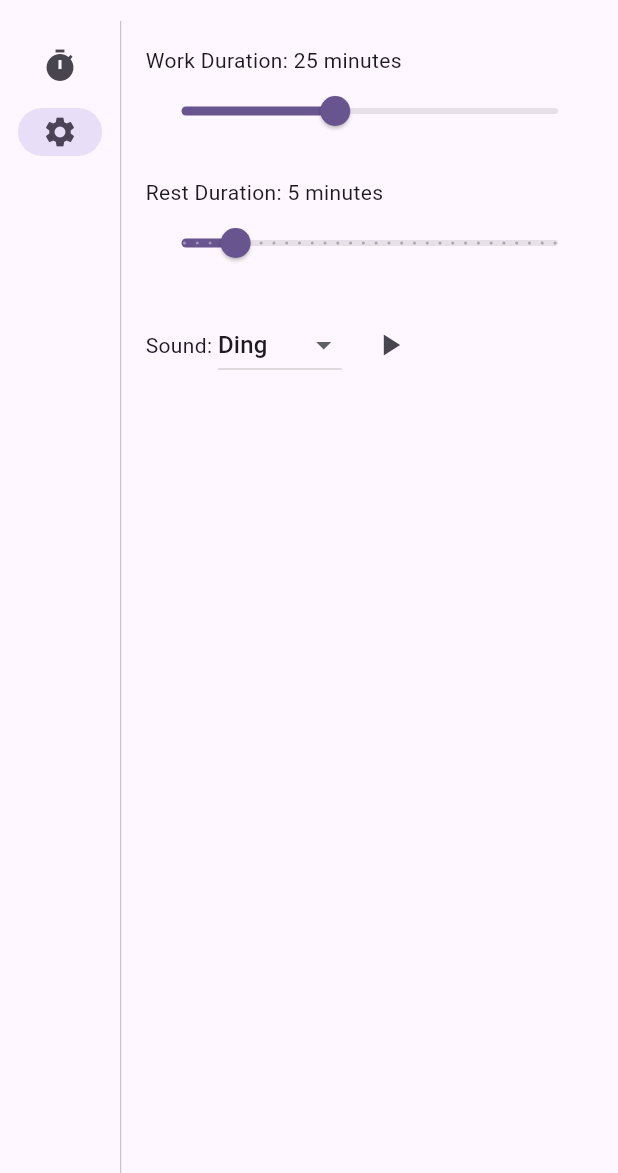
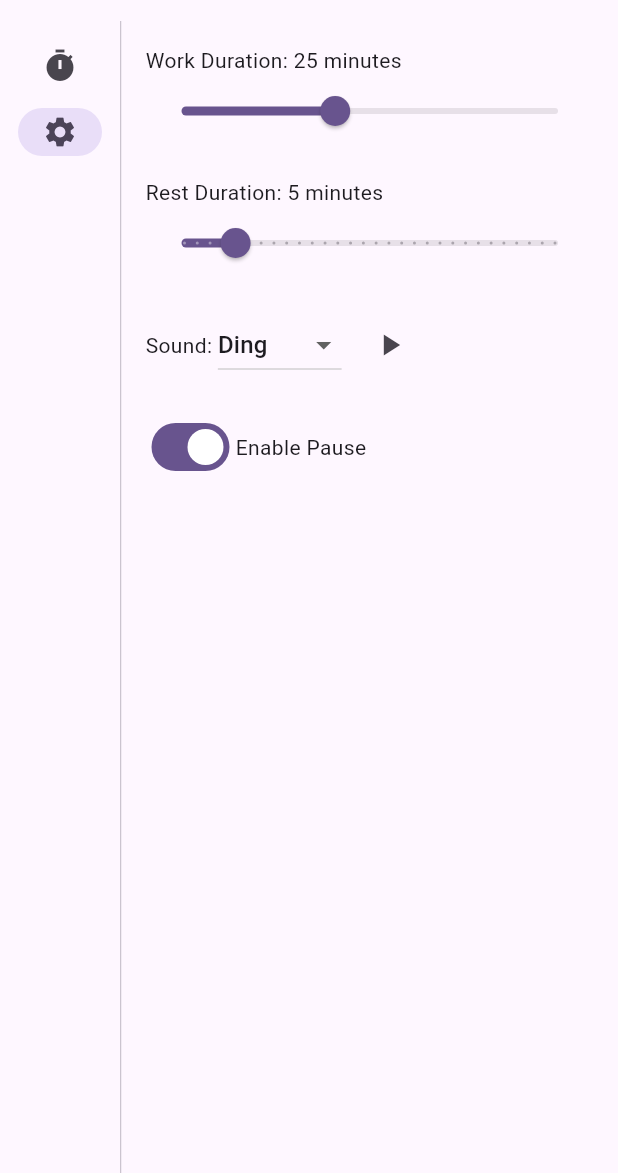
Before and after one commit to kbjorklid/pomodoro_flutter, a Flutter app: the screen it shows after launch, after a tap on "Settings", on a phone screen of 412 x 824 dp, the part 63-1236 px from its top. Run offline on Flutter 3.47's test engine with Material 3 defaults, Android fonts, the phone set to English and light mode, and no system bars; our stand-ins replace audioplayers, flutter_riverpod, freezed_annotation, hive, hive_flutter, logger and 1 more; accounts and stored records are empty.

Commit message:
feat: Add pause/resume functionality with settings toggle

```diff
--- a/lib/settings/domain/settings_repository_port.dart
+++ b/lib/settings/domain/settings_repository_port.dart
@@ -8,6 +8,8 @@ abstract class SettingsRepositoryPort {
   Future<void> setRestDuration(Duration duration);
 
   Future<NotificationSound> getTimerEndSound();
+  Future<void> setTimerEndSound(NotificationSound sound);
 
-  Future<void> setTimerEndSound(NotificationSound sound);
+  Future<bool> isPauseEnabled();
+  Future<void> setPauseEnabled(bool enabled);
 }
--- a/lib/settings/infrastructure/settings_repository.dart
+++ b/lib/settings/infrastructure/settings_repository.dart
@@ -6,8 +6,10 @@ class SettingsRepository implements SettingsRepositoryPort {
   static const _workDurationKey = 'work_duration';
   static const _restDurationKey = 'rest_duration';
   static const _selectedSoundKey = 'selected_sound';
+  static const _pauseEnabledKey = 'pause_enabled';
   static const _defaultWorkDuration = Duration(minutes: 25);
   static const _defaultRestDuration = Duration(minutes: 5);
+  static const bool _defaultPauseEnabled = true;
 
   @override
   Future<Duration> getWorkDuration() async {
@@ -52,4 +54,16 @@ class SettingsRepository implements SettingsRepositoryPort {
     final prefs = await SharedPreferences.getInstance();
     await prefs.setInt(_restDurationKey, duration.inSeconds);
   }
+
+  @override
+  Future<bool> isPauseEnabled() async {
+    final prefs = await SharedPreferences.getInstance();
+    return prefs.getBool(_pauseEnabledKey) ?? _defaultPauseEnabled;
+  }
+
+  @override
+  Future<void> setPauseEnabled(bool enabled) async {
+    final prefs = await SharedPreferences.getInstance();
+    await prefs.setBool(_pauseEnabledKey, enabled);
+  }
 }
--- a/lib/settings/presentation/settings_screen.dart
+++ b/lib/settings/presentation/settings_screen.dart
@@ -2,8 +2,8 @@ import 'package:flutter/material.dart';
 import 'package:flutter_riverpod/flutter_riverpod.dart';
 import 'package:pomodoro_app2/settings/presentation/providers/settings_repository_provider.dart';
 import 'package:pomodoro_app2/settings/presentation/widgets/duration_slider.dart';
+import 'package:pomodoro_app2/settings/presentation/widgets/sound_selector.dart';
 import 'package:pomodoro_app2/sound/domain/notification_sound.dart';
-import 'package:pomodoro_app2/settings/presentation/widgets/sound_selector.dart';
 
 class SettingsScreen extends ConsumerStatefulWidget {
   const SettingsScreen({super.key});
@@ -14,8 +14,9 @@ class SettingsScreen extends ConsumerStatefulWidget {
 
 class _SettingsScreenState extends ConsumerState<SettingsScreen> {
   Duration workDuration = const Duration(minutes: 25); // Initialize with default
-  Duration restDuration = const Duration(minutes: 5);  // Initialize with default
+  Duration restDuration = const Duration(minutes: 5); // Initialize with default
   NotificationSound selectedSound = NotificationSound.ding;
+  bool pauseEnabled = true;
   bool isLoading = true;
 
   @override
@@ -29,11 +30,13 @@ class _SettingsScreenState extends ConsumerState<SettingsScreen> {
     final loadedWorkDuration = await repository.getWorkDuration();
     final loadedRestDuration = await repository.getRestDuration();
     final loadedSelectedSound = await repository.getTimerEndSound();
+    final loadedPauseEnabled = await repository.isPauseEnabled();
 
     setState(() {
       workDuration = loadedWorkDuration;
       restDuration = loadedRestDuration;
       selectedSound = loadedSelectedSound;
+      pauseEnabled = loadedPauseEnabled;
       isLoading = false;
     });
   }
@@ -65,6 +68,15 @@ class _SettingsScreenState extends ConsumerState<SettingsScreen> {
       restDuration = duration;
     });
     // Notify listeners that settings have changed
+    ref.invalidate(settingsRepositoryProvider);
+  }
+
+  Future<void> _savePauseEnabled(bool enabled) async {
+    final repository = ref.read(settingsRepositoryProvider);
+    await repository.setPauseEnabled(enabled);
+    setState(() {
+      pauseEnabled = enabled;
+    });
     ref.invalidate(settingsRepositoryProvider);
   }
 
@@ -100,6 +112,16 @@ class _SettingsScreenState extends ConsumerState<SettingsScreen> {
               selectedSound: selectedSound,
               onChanged: _saveSelectedSound,
             ),
+            const SizedBox(height: 20),
+            Row(
+              children: [
+                Switch(
+                  value: pauseEnabled,
+                  onChanged: _savePauseEnabled,
+                ),
+                const Text('Enable Pause'),
+              ],
+            ),
           ],
         ),
       ),
--- a/lib/timer/presentation/widgets/timercontrols/timer_controls.dart
+++ b/lib/timer/presentation/widgets/timercontrols/timer_controls.dart
@@ -1,23 +1,37 @@
+import 'package:flutter/material.dart';
+import 'package:flutter_riverpod/flutter_riverpod.dart';
 import 'package:flutter/material.dart';
 import 'package:flutter_riverpod/flutter_riverpod.dart';
 import 'package:pomodoro_app2/timer/presentation/widgets/timercontrols/start_button.dart';
 import 'package:pomodoro_app2/timer/presentation/widgets/timercontrols/pause_resume_button.dart';
 import 'package:pomodoro_app2/timer/presentation/widgets/timercontrols/stop_button.dart';
+import 'package:pomodoro_app2/settings/presentation/providers/settings_repository_provider.dart';
 
 class TimerControls extends ConsumerWidget {
   const TimerControls({super.key});
 
   @override
   Widget build(BuildContext context, WidgetRef ref) {
-    return const Row(
+    final settings = ref.watch(settingsRepositoryProvider);
+
+    return FutureBuilder<bool>(
+      future: settings.isPauseEnabled(),
+      builder: (context, snapshot) {
+        final pauseEnabled = snapshot.data ?? true; // Default to true while loading
+
+        return Row(
           mainAxisAlignment: MainAxisAlignment.center,
           children: [
             StartButton(),
-        SizedBox(width: 16), // Add some spacing between buttons
+            const SizedBox(width: 16),
+            if (pauseEnabled) ...[
               PauseResumeButton(),
-        SizedBox(width: 16), // Add some spacing between buttons
+              const SizedBox(width: 16),
+            ],
             StopButton(),
           ],
         );
+      },
+    );
   }
 }
```
Lines whose indentation alone changed are shown as unchanged.
